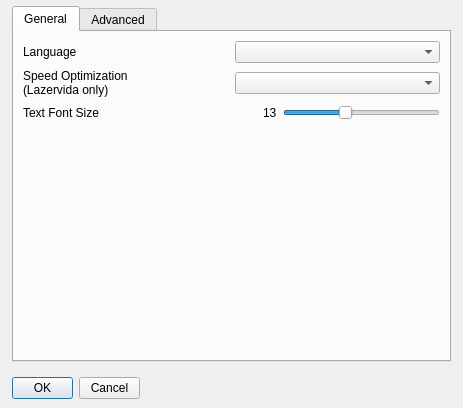
Before: the Qt Designer form src/windows/preferences-window.ui in flux3dp/swiftray, drawn with Qt 5.
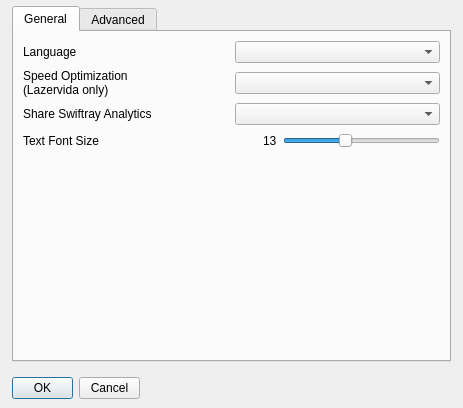
After: the same form once the commit is applied.

What changed in the file:
```diff
--- a/src/windows/preferences-window.ui
+++ b/src/windows/preferences-window.ui
@@ -75,6 +75,20 @@
        </item>
       </layout>
      </item>
+     <item>
+      <layout class="QHBoxLayout" name="horizontalLayout_4">
+       <item>
+        <widget class="QLabel" name="label_4">
+         <property name="text">
+          <string>Share Swiftray Analytics</string>
+         </property>
+        </widget>
+       </item>
+       <item>
+        <widget class="QComboBox" name="comboBoxShare"/>
+       </item>
+      </layout>
+     </item>
      <item>
       <layout class="QHBoxLayout" name="horizontalLayout_3">
        <item>
```
